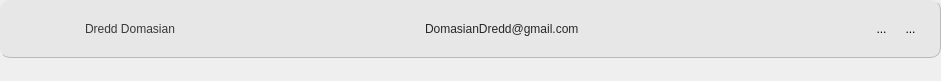
Before: the Qt Designer form Frontend/PatientCard.ui in DreddVDomasian/Petmate-Desktop-Application, drawn with Qt 5.
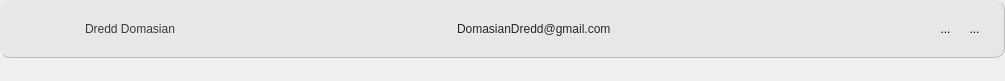
After: the same form once the commit is applied. Icons and pictures are not drawn.

Commit message:
Add scheduled service list API and UI updates
Backend: Added ScheduledServiceListView and related endpoint, updated ServiceSerializer to include owner_full_name. Frontend: Updated Home.ui to support scheduled returns, added new UI elements and styles for scheduled service filtering and searching.

```diff
--- a/Frontend/PatientCard.ui
+++ b/Frontend/PatientCard.ui
@@ -6,7 +6,7 @@
    <rect>
     <x>0</x>
     <y>0</y>
-    <width>941</width>
+    <width>1005</width>
     <height>81</height>
    </rect>
   </property>
```
The commit also changes 6 other files.
